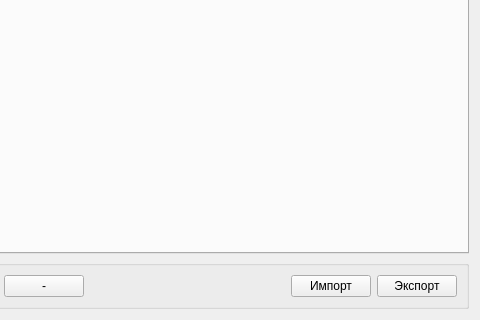
Above: ui/SchemaConstructor.ui from yazmolod/terrvey before the change; both pictures show x 105 to 585 and y 368 to 688 of the 585 by 688 pixel window. Below: the same form after it.
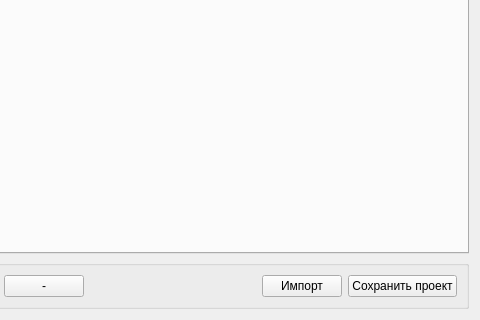
That is the form after the change.

What changed in the file:
```diff
--- a/ui/SchemaConstructor.ui
+++ b/ui/SchemaConstructor.ui
@@ -82,7 +82,7 @@
       <item>
        <widget class="QPushButton" name="exportButton">
         <property name="text">
-         <string>Экспорт</string>
+         <string>Сохранить проект</string>
         </property>
        </widget>
       </item>
```
Left out of the diff: 2 changed lines with no effect on the pictures.
